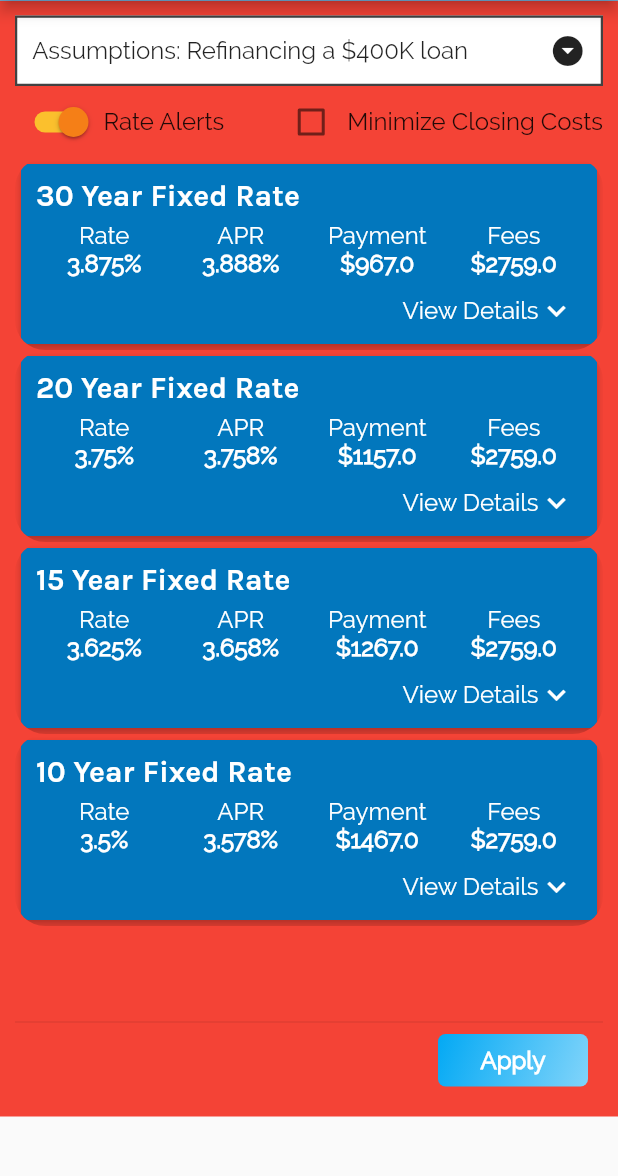
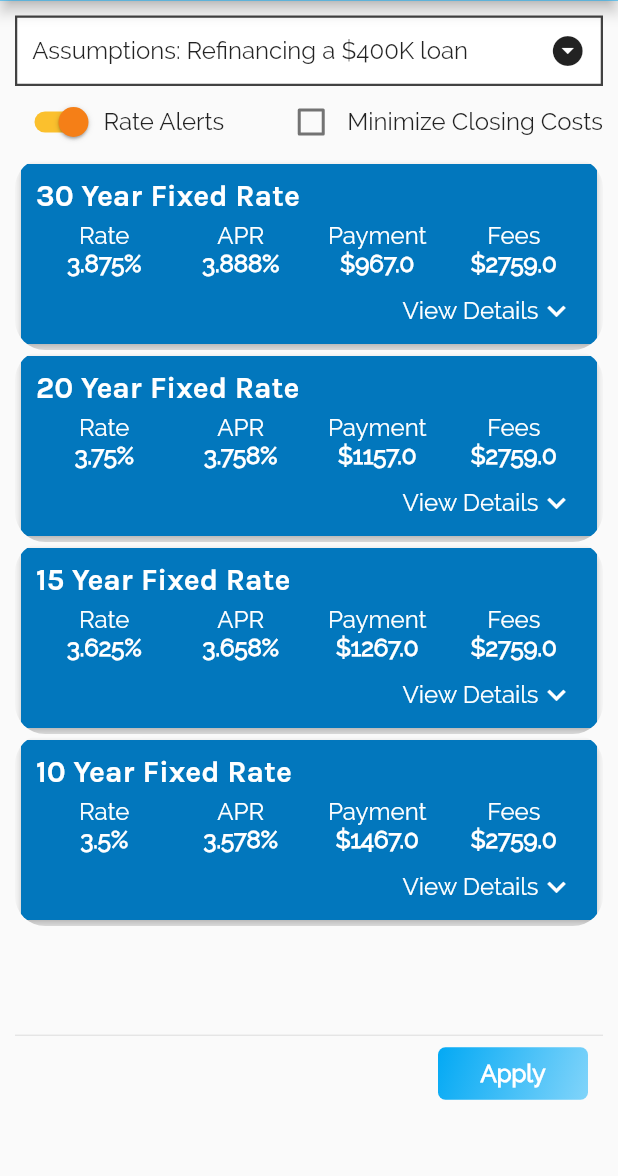
Before and after one commit to jvtran99/finalmile, a Flutter app: the screen it shows after launch, on a phone screen of 412 x 824 dp, the part 52-1228 px from its top. Run offline on Flutter 3.47's test engine with Material 2 defaults, Android fonts, the phone set to English and light mode, and no system bars; our stand-ins replace carousel_slider.

Commit message:
rate screen apply button

```diff
--- a/lib/screens/rates_screen.dart
+++ b/lib/screens/rates_screen.dart
@@ -169,19 +169,18 @@
   Widget _smallDisplay() {
     return SafeArea(
       child: Container(
-        color: Colors.red,
+        // color: Colors.red,
+        // height: MediaQuery.of(context).size.height,
         child: SingleChildScrollView(
           child: Container(
             width: 500,
-            height: MediaQuery.of(context).size.height - 80,
+            height: MediaQuery.of(context).size.height,
             child: Container(
               margin: const EdgeInsets.all(10.0),
-              // padding: const EdgeInsets.all(8.0),
               child: Column(
                 children: <Widget>[
                   Assumption(),
                   Container(
-                    // padding: EdgeInsets.all(10),
                     child: Row(
                       children: <Widget>[
                         Container(
@@ -204,7 +203,9 @@
                       ],
                     ),
                   ),
-                  Expanded(
+                  Container(
+                    height: MediaQuery.of(context).size.height * 0.7,
+                    child: Expanded(
                       child: ListView.builder(
                         itemCount: loantypes.length,
                         itemBuilder: (ctx, i) => RateCard(
@@ -214,6 +215,7 @@
                           loantypes[i].apr,
                           loantypes[i].payment,
                           loantypes[i].fees,
+                        ),
                       ),
                     ),
                   ),
```
Lines whose indentation alone changed are shown as unchanged.
